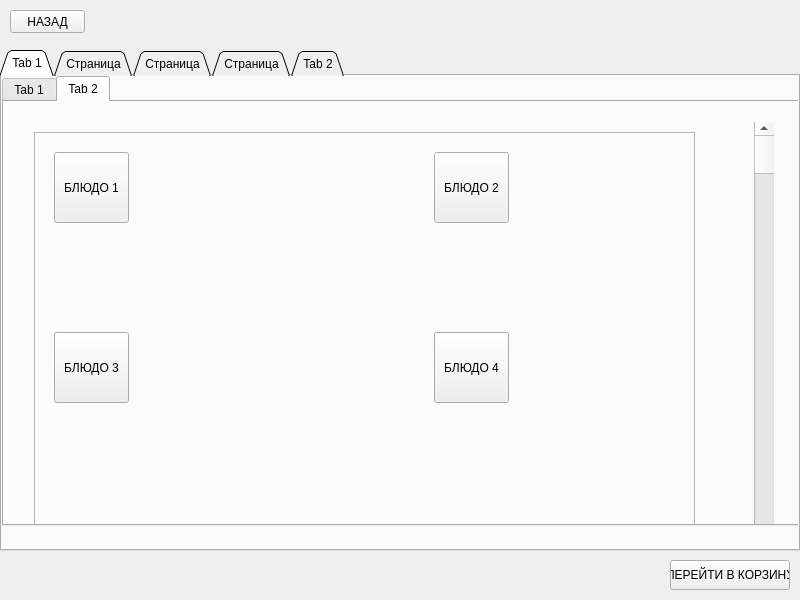
This is files/UI/Shop.ui in Sasha-v-tanke/YL_project_1 as Qt 5 draws it before an edit. The edited form follows.
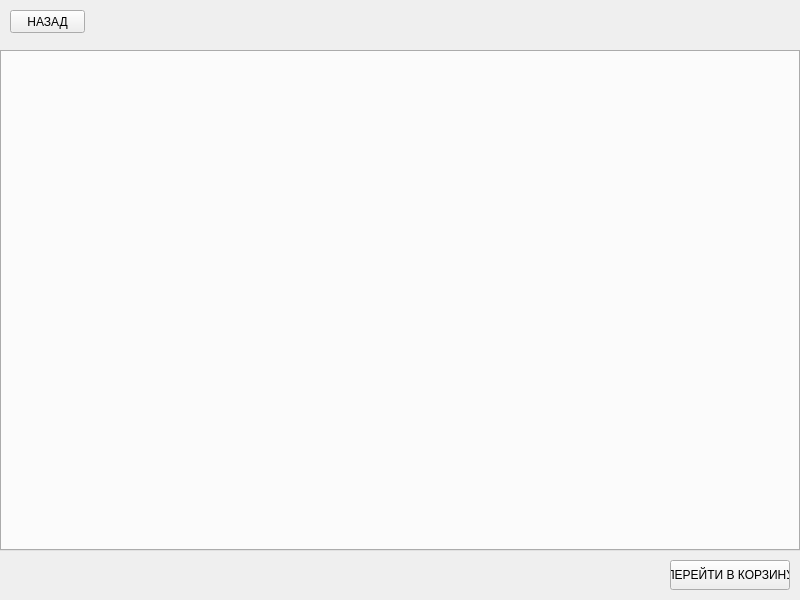
This is the edited form.

```diff
--- a/files/UI/Shop.ui
+++ b/files/UI/Shop.ui
@@ -62,198 +62,6 @@
     <property name="tabBarAutoHide">
      <bool>false</bool>
     </property>
-    <widget class="QWidget" name="Category1">
-     <attribute name="title">
-      <string>Tab 1</string>
-     </attribute>
-     <widget class="QTabWidget" name="SubCategories1">
-      <property name="geometry">
-       <rect>
-        <x>0</x>
-        <y>0</y>
-        <width>800</width>
-        <height>450</height>
-       </rect>
-      </property>
-      <property name="currentIndex">
-       <number>1</number>
-      </property>
-      <widget class="QWidget" name="SubCategory1_1">
-       <attribute name="title">
-        <string>Tab 1</string>
-       </attribute>
-      </widget>
-      <widget class="QWidget" name="SubCategory2_1">
-       <attribute name="title">
-        <string>Tab 2</string>
-       </attribute>
-       <widget class="QScrollBar" name="verticalScrollBar">
-        <property name="geometry">
-         <rect>
-          <x>750</x>
-          <y>20</y>
-          <width>20</width>
-          <height>441</height>
-         </rect>
-        </property>
-        <property name="orientation">
-         <enum>Qt::Vertical</enum>
-        </property>
-       </widget>
-       <widget class="QFrame" name="frame">
-        <property name="geometry">
-         <rect>
-          <x>30</x>
-          <y>30</y>
-          <width>661</width>
-          <height>431</height>
-         </rect>
-        </property>
-        <property name="frameShape">
-         <enum>QFrame::StyledPanel</enum>
-        </property>
-        <property name="frameShadow">
-         <enum>QFrame::Raised</enum>
-        </property>
-        <widget class="QPushButton" name="food1">
-         <property name="geometry">
-          <rect>
-           <x>20</x>
-           <y>20</y>
-           <width>75</width>
-           <height>71</height>
-          </rect>
-         </property>
-         <property name="text">
-          <string>БЛЮДО 1</string>
-         </property>
-        </widget>
-        <widget class="QPushButton" name="food3">
-         <property name="geometry">
-          <rect>
-           <x>20</x>
-           <y>200</y>
-           <width>75</width>
-           <height>71</height>
-          </rect>
-         </property>
-         <property name="text">
-          <string>БЛЮДО 3</string>
-         </property>
-        </widget>
-        <widget class="QPushButton" name="food4">
-         <property name="geometry">
-          <rect>
-           <x>400</x>
-           <y>200</y>
-           <width>75</width>
-           <height>71</height>
-          </rect>
-         </property>
-         <property name="text">
-          <string>БЛЮДО 4</string>
-         </property>
-        </widget>
-        <widget class="QPushButton" name="food2">
-         <property name="geometry">
-          <rect>
-           <x>400</x>
-           <y>20</y>
-           <width>75</width>
-           <height>71</height>
-          </rect>
-         </property>
-         <property name="text">
-          <string>БЛЮДО 2</string>
-         </property>
-        </widget>
-       </widget>
-      </widget>
-     </widget>
-    </widget>
-    <widget class="QWidget" name="tab">
-     <property name="enabled">
-      <bool>false</bool>
-     </property>
-     <attribute name="title">
-      <string>Страница</string>
-     </attribute>
-    </widget>
-    <widget class="QWidget" name="tab_3">
-     <attribute name="title">
-      <string>Страница</string>
-     </attribute>
-     <widget class="QTabWidget" name="tabWidget_3">
-      <property name="geometry">
-       <rect>
-        <x>0</x>
-        <y>0</y>
-        <width>127</width>
-        <height>80</height>
-       </rect>
-      </property>
-      <widget class="QWidget" name="tab_7">
-       <attribute name="title">
-        <string>Tab 1</string>
-       </attribute>
-      </widget>
-      <widget class="QWidget" name="tab_8">
-       <attribute name="title">
-        <string>Tab 2</string>
-       </attribute>
-      </widget>
-     </widget>
-    </widget>
-    <widget class="QWidget" name="tab_4">
-     <attribute name="title">
-      <string>Страница</string>
-     </attribute>
-     <widget class="QTabWidget" name="tabWidget_4">
-      <property name="geometry">
-       <rect>
-        <x>90</x>
-        <y>70</y>
-        <width>127</width>
-        <height>80</height>
-       </rect>
-      </property>
-      <widget class="QWidget" name="tab_9">
-       <attribute name="title">
-        <string>Tab 1</string>
-       </attribute>
-      </widget>
-      <widget class="QWidget" name="tab_10">
-       <attribute name="title">
-        <string>Tab 2</string>
-       </attribute>
-      </widget>
-     </widget>
-    </widget>
-    <widget class="QWidget" name="tab_2">
-     <attribute name="title">
-      <string>Tab 2</string>
-     </attribute>
-     <widget class="QTabWidget" name="tabWidget_5">
-      <property name="geometry">
-       <rect>
-        <x>20</x>
-        <y>20</y>
-        <width>127</width>
-        <height>80</height>
-       </rect>
-      </property>
-      <widget class="QWidget" name="tab_11">
-       <attribute name="title">
-        <string>Tab 1</string>
-       </attribute>
-      </widget>
-      <widget class="QWidget" name="tab_12">
-       <attribute name="title">
-        <string>Tab 2</string>
-       </attribute>
-      </widget>
-     </widget>
-    </widget>
    </widget>
    <widget class="QPushButton" name="GoToBasket">
     <property name="geometry">
```
Left out of the diff: 2 changed lines with no effect on the pictures.
